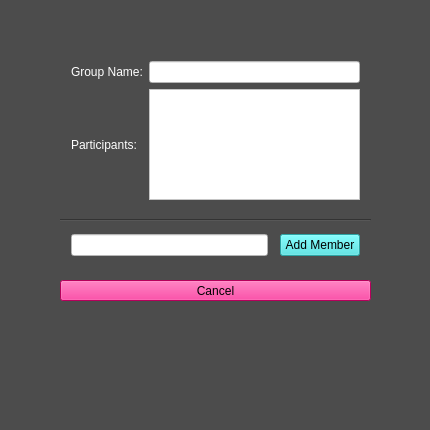
First picture: the form in edit_group.ui, repository allenh1/timefuse-client, before the edit.
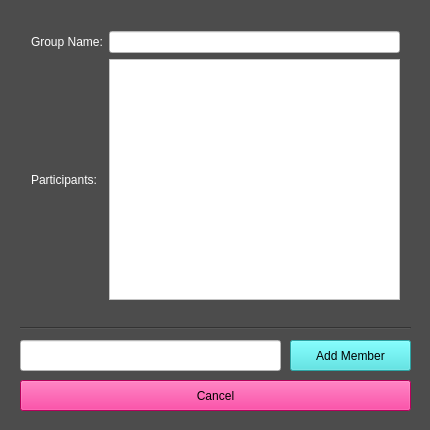
Second picture: the form after the edit.

What changed in the file:
```diff
--- a/edit_group.ui
+++ b/edit_group.ui
@@ -20,10 +20,10 @@
   <widget class="QWidget" name="gridLayoutWidget">
    <property name="geometry">
     <rect>
-     <x>60</x>
-     <y>50</y>
-     <width>311</width>
-     <height>161</height>
+     <x>20</x>
+     <y>20</y>
+     <width>391</width>
+     <height>291</height>
     </rect>
    </property>
    <layout class="QGridLayout" name="gridLayout">
@@ -68,10 +68,10 @@
   <widget class="QPushButton" name="back_button">
    <property name="geometry">
     <rect>
-     <x>60</x>
-     <y>280</y>
-     <width>311</width>
-     <height>21</height>
+     <x>20</x>
+     <y>380</y>
+     <width>391</width>
+     <height>31</height>
     </rect>
    </property>
    <property name="styleSheet">
@@ -82,56 +82,49 @@
     <string>Cancel</string>
    </property>
   </widget>
-  <widget class="QWidget" name="horizontalLayoutWidget">
-   <property name="geometry">
-    <rect>
-     <x>60</x>
-     <y>220</y>
-     <width>311</width>
-     <height>51</height>
-    </rect>
-   </property>
-   <layout class="QHBoxLayout" name="horizontalLayout">
-    <item>
-     <widget class="QLineEdit" name="add_member_input">
-      <property name="styleSheet">
-       <string notr="true">background-color: rgb(255, 255, 255);</string>
-      </property>
-     </widget>
-    </item>
-    <item>
-     <widget class="Line" name="line">
-      <property name="orientation">
-       <enum>Qt::Horizontal</enum>
-      </property>
-     </widget>
-    </item>
-    <item>
-     <widget class="QPushButton" name="add_member">
-      <property name="styleSheet">
-       <string notr="true">font: 12pt &quot;Courier&quot;;
-background-color: rgb(61, 229, 229);</string>
-      </property>
-      <property name="text">
-       <string>Add Member</string>
-      </property>
-     </widget>
-    </item>
-   </layout>
-  </widget>
   <widget class="Line" name="line_2">
    <property name="geometry">
     <rect>
-     <x>60</x>
-     <y>210</y>
-     <width>311</width>
-     <height>20</height>
+     <x>20</x>
+     <y>320</y>
+     <width>391</width>
+     <height>16</height>
     </rect>
    </property>
    <property name="orientation">
     <enum>Qt::Horizontal</enum>
    </property>
   </widget>
+  <widget class="QLineEdit" name="add_member_input">
+   <property name="geometry">
+    <rect>
+     <x>20</x>
+     <y>340</y>
+     <width>261</width>
+     <height>31</height>
+    </rect>
+   </property>
+   <property name="styleSheet">
+    <string notr="true">background-color: rgb(255, 255, 255);</string>
+   </property>
+  </widget>
+  <widget class="QPushButton" name="add_member">
+   <property name="geometry">
+    <rect>
+     <x>290</x>
+     <y>340</y>
+     <width>121</width>
+     <height>31</height>
+    </rect>
+   </property>
+   <property name="styleSheet">
+    <string notr="true">font: 12pt &quot;Courier&quot;;
+background-color: rgb(61, 229, 229);</string>
+   </property>
+   <property name="text">
+    <string>Add Member</string>
+   </property>
+  </widget>
  </widget>
  <layoutdefault spacing="6" margin="11"/>
  <resources/>
```
